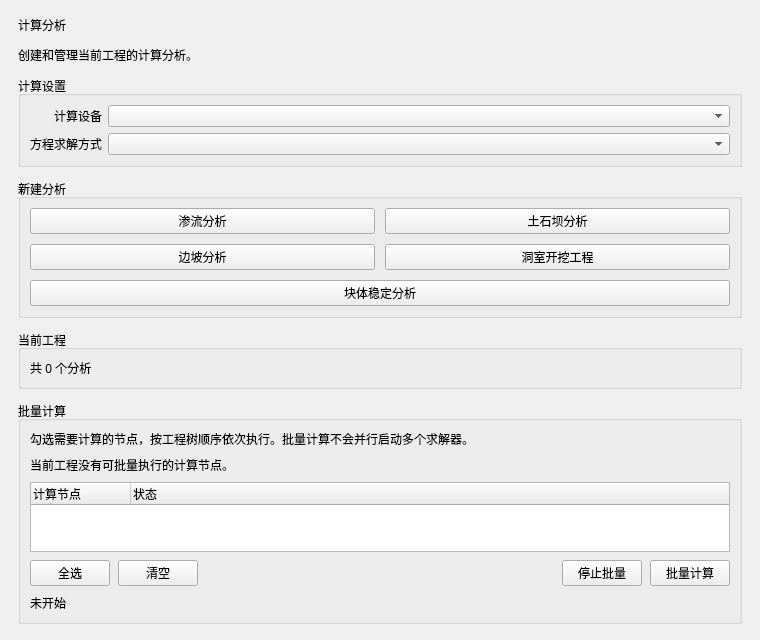
Before: the Qt Designer form plugins/Base_Solver/SolverSettingWidget.ui in asd977/base_cae, drawn with Qt 5.
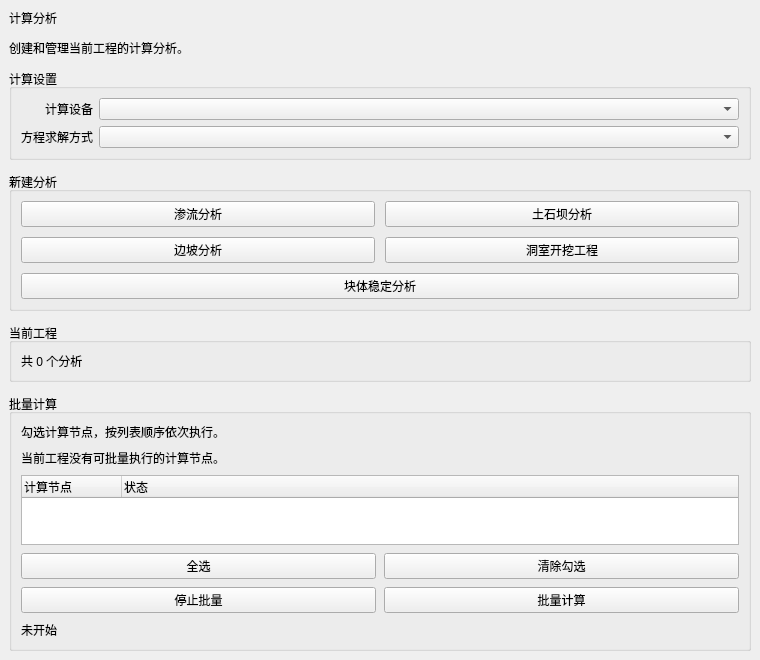
After: the same form once the commit is applied.

Diff of the .ui file:
```diff
--- a/plugins/Base_Solver/SolverSettingWidget.ui
+++ b/plugins/Base_Solver/SolverSettingWidget.ui
@@ -15,16 +15,16 @@
   </property>
   <layout class="QVBoxLayout" name="verticalLayoutRoot">
    <property name="leftMargin">
-    <number>18</number>
+    <number>9</number>
    </property>
    <property name="topMargin">
-    <number>16</number>
+    <number>9</number>
    </property>
    <property name="rightMargin">
-    <number>18</number>
+    <number>9</number>
    </property>
    <property name="bottomMargin">
-    <number>16</number>
+    <number>9</number>
    </property>
    <property name="spacing">
     <number>12</number>
@@ -198,7 +198,7 @@
       <item>
        <widget class="QLabel" name="batchHintLabel">
         <property name="text">
-         <string>勾选需要计算的节点，按工程树顺序依次执行。批量计算不会并行启动多个求解器。</string>
+         <string>勾选计算节点，按列表顺序依次执行。</string>
         </property>
         <property name="wordWrap">
          <bool>true</bool>
@@ -207,6 +207,7 @@
       </item>
       <item>
        <widget class="QLabel" name="batchEmptyLabel">
+        <property name="wordWrap"><bool>true</bool></property>
         <property name="text">
          <string>当前工程没有可批量执行的计算节点。</string>
         </property>
@@ -233,42 +234,29 @@
        </widget>
       </item>
       <item>
-       <layout class="QHBoxLayout" name="batchButtonLayout">
-        <item>
+       <layout class="QGridLayout" name="batchButtonLayout">
+        <item row="0" column="0">
          <widget class="QPushButton" name="batchSelectAllButton">
           <property name="text">
            <string>全选</string>
           </property>
          </widget>
         </item>
-        <item>
+        <item row="0" column="1">
          <widget class="QPushButton" name="batchClearButton">
           <property name="text">
-           <string>清空</string>
+           <string>清除勾选</string>
           </property>
          </widget>
         </item>
-        <item>
-         <spacer name="batchButtonSpacer">
-          <property name="orientation">
-           <enum>Qt::Horizontal</enum>
-          </property>
-          <property name="sizeHint" stdset="0">
-           <size>
-            <width>40</width>
-            <height>20</height>
-           </size>
-          </property>
-         </spacer>
-        </item>
-        <item>
+        <item row="1" column="0">
          <widget class="QPushButton" name="batchStopButton">
           <property name="text">
            <string>停止批量</string>
           </property>
          </widget>
         </item>
-        <item>
+        <item row="1" column="1">
          <widget class="QPushButton" name="batchComputeButton">
           <property name="text">
            <string>批量计算</string>
```
Left out of the diff: 3 changed lines with no effect on the pictures.
